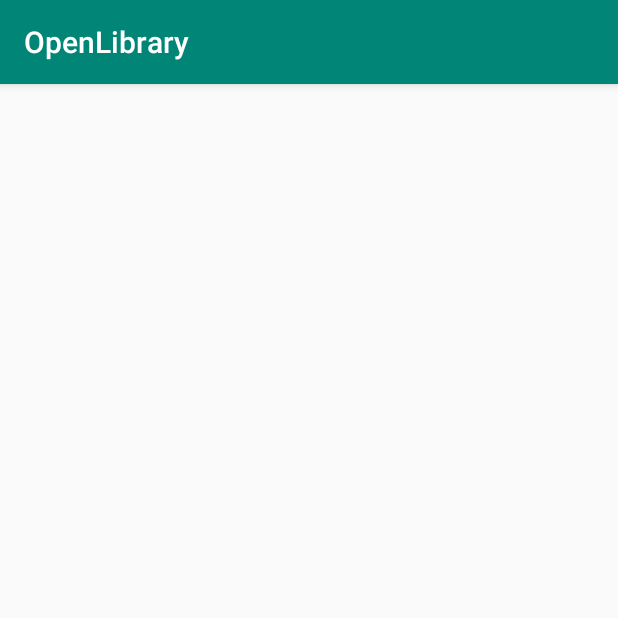
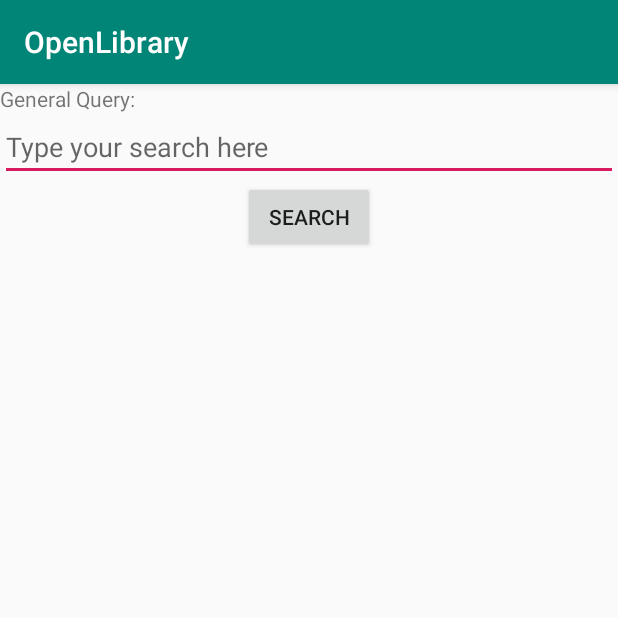
Before and after one commit to isaacurbina/openlibrary, an Android app: the screen it shows after launch (MainActivity), on a phone screen of 412 x 824 dp, the top half of it. Run offline under Robolectric (Android 15) with nearby library versions, the phone set to English and light mode, and no system bars; our stand-ins replace Dagger/Hilt's generated code, RxJava; 1 statement that could not run was skipped.

Commit message:
Added recyclerview to display the results and changes in livedata/viewmodel

```diff
--- a/app/build.gradle
+++ b/app/build.gradle
@@ -29,8 +29,13 @@ dependencies {
     implementation 'com.android.support.constraint:constraint-layout:1.1.3'
     implementation 'com.android.support:cardview-v7:28.0.0'
     implementation 'com.android.support:design:28.0.0'
+
+    // livedata and viewmodel
     implementation "android.arch.lifecycle:extensions:1.1.1"
     implementation "android.arch.lifecycle:viewmodel:1.1.1"
+
+    // recyclerview
+    implementation 'com.android.support:recyclerview-v7:28.0.0'
 
     // retrofit
     implementation('com.squareup.retrofit2:retrofit:2.4.0')
--- a/app/src/main/java/com/isaacurbna/openlibrary/OpenLibraryApplication.kt
+++ b/app/src/main/java/com/isaacurbna/openlibrary/OpenLibraryApplication.kt
@@ -1,9 +1,7 @@
 package com.isaacurbna.openlibrary
 
 import android.app.Application
-import android.util.Log
 import com.isaacurbna.openlibrary.di.dagger.AppComponent
-import com.isaacurbna.openlibrary.di.dagger.AppModule
 import com.isaacurbna.openlibrary.di.dagger.DaggerAppComponent
 
 class OpenLibraryApplication : Application() {
@@ -12,17 +10,11 @@ class OpenLibraryApplication : Application() {
         private const val TAG = "OpenLibraryApplication"
     }
 
+    // dagger component
     val component: AppComponent by lazy {
         DaggerAppComponent.builder()
                 .application(this)
                 .build()
     }
 
-    // region lifecycle
-    override fun onCreate() {
-        super.onCreate()
-        Log.i(TAG, "onCreate: ")
-    }
-    // endregion
-
 }
--- a/app/src/main/java/com/isaacurbna/openlibrary/view/MainActivity.kt
+++ b/app/src/main/java/com/isaacurbna/openlibrary/view/MainActivity.kt
@@ -4,16 +4,15 @@ import android.arch.lifecycle.Observer
 import android.arch.lifecycle.ViewModelProviders
 import android.os.Bundle
 import android.support.v7.app.AppCompatActivity
-import android.util.Log
-import android.widget.Toast
+import android.support.v7.widget.LinearLayoutManager
 import com.isaacurbna.openlibrary.OpenLibraryApplication
 import com.isaacurbna.openlibrary.R
+import com.isaacurbna.openlibrary.adapter.DocAdapter
 import com.isaacurbna.openlibrary.io.retrofit.WebInteractor
-import com.isaacurbna.openlibrary.model.APIResponse
 import com.isaacurbna.openlibrary.model.Doc
 import com.isaacurbna.openlibrary.viewmodel.MainActivityViewModel
-import io.reactivex.Observable
 import io.reactivex.disposables.Disposable
+import kotlinx.android.synthetic.main.activity_main.*
 import javax.inject.Inject
 
 class MainActivity : AppCompatActivity() {
@@ -25,6 +24,7 @@ class MainActivity : AppCompatActivity() {
     // region attributes & variables
     var disposable: Disposable? = null
     var docList: List<Doc?>? = null
+    lateinit var model: MainActivityViewModel
     // endregion
 
     // region dependencies
@@ -34,34 +34,19 @@ class MainActivity : AppCompatActivity() {
 
     // region lifecycle
     override fun onCreate(savedInstanceState: Bundle?) {
-        Log.i(TAG, "onCreate: ")
         super.onCreate(savedInstanceState)
         setContentView(R.layout.activity_main)
 
-        // inject dependencies
-        (applicationContext as OpenLibraryApplication)
-                .component
-                .inject(this)
+        injectDependencies()
 
-        // viewmodel
-        val model = ViewModelProviders
-                .of(this)
-                .get(MainActivityViewModel::class.java)
-        model.getDocList()
-                .observe(this, Observer<List<Doc?>> {
-                    updateUI(it)
-                })
-    }
+        setupViewModel()
 
-    override fun onResume() {
-        Log.i(TAG, "onResume: ")
-        super.onResume()
-        /*val observable = webInteractor.searchByTitle("Harry Potter")
-        handleResponse(observable)*/
+        setClickListeners()
+
+        setupRecyclerView()
     }
 
     override fun onPause() {
-        Log.i(TAG, "onPause: ")
         super.onPause()
         if (disposable != null && !disposable!!.isDisposed) {
             disposable!!.dispose()
@@ -70,35 +55,39 @@ class MainActivity : AppCompatActivity() {
     // endregion
 
     // region helper methods
-    private fun updateUI(newDocList: List<Doc?>?) {
-        Log.i(TAG, "updateUI: newDocList: " + newDocList)
-        docList = newDocList
+    private fun injectDependencies() {
+        // inject dependencies
+        (applicationContext as OpenLibraryApplication)
+                .component
+                .inject(this)
     }
 
-    private fun handleResponse(observable: Observable<APIResponse>?) {
-        Log.i(TAG, "handleResponse: ")
+    private fun setupViewModel() {
+        // viewmodel
+        model = ViewModelProviders
+                .of(this)
+                .get(MainActivityViewModel::class.java)
+    }
 
-        if (observable != null) {
-            disposable = observable.subscribe(
-                    { result -> showResult(result) },
-                    { error -> showError(error) }
-            )
-        } else {
-            Log.w(TAG, "observable is null")
+    private fun setClickListeners() {
+        searchButton.setOnClickListener {
+            // observer for viewmodel/livedata changes
+            model.getDocList(queryEditText.text.toString())
+                    .observe(this, Observer<List<Doc?>> {
+                        updateUI(it)
+                    })
         }
     }
 
-    private fun showResult(response: APIResponse) {
-        Log.i(TAG, "showResult: ")
-        Log.i(TAG, "showResult: response.numFound: " + response.numFound)
-        Log.i(TAG, "showResult: response.start: " + response.start)
-        Toast.makeText(this, "found " + response.numFound, Toast.LENGTH_LONG).show()
+    private fun updateUI(newDocList: List<Doc?>?) {
+        docList = newDocList
+        recyclerView.adapter = DocAdapter(docList, this)
+        recyclerView.invalidate()
     }
 
-    private fun showError(t: Throwable?) {
-        Log.i(TAG, "showError: ")
-        Log.e(TAG, "showError: received throwable -> ", t)
-        Toast.makeText(this, t!!.localizedMessage, Toast.LENGTH_LONG).show()
+    private fun setupRecyclerView() {
+        recyclerView.layoutManager = LinearLayoutManager(this)
+        recyclerView.adapter = DocAdapter(docList, this)
     }
     // endregion
 
--- a/app/src/main/res/layout/activity_main.xml
+++ b/app/src/main/res/layout/activity_main.xml
@@ -1,6 +1,44 @@
 <?xml version="1.0" encoding="utf-8"?>
-<LinearLayout xmlns:android="http://schemas.android.com/apk/res/android"
+<android.support.constraint.ConstraintLayout xmlns:android="http://schemas.android.com/apk/res/android"
+    xmlns:app="http://schemas.android.com/apk/res-auto"
+    xmlns:tools="http://schemas.android.com/tools"
     android:layout_width="match_parent"
-    android:layout_height="match_parent">
+    android:layout_height="match_parent"
+    tools:layout_editor_absoluteY="81dp">
 
-</LinearLayout>
+    <TextView
+        android:id="@+id/queryLabel"
+        android:layout_width="wrap_content"
+        android:layout_height="wrap_content"
+        android:text="@string/query_label" />
+
+    <EditText
+        android:id="@+id/queryEditText"
+        android:layout_width="match_parent"
+        android:layout_height="wrap_content"
+        android:hint="@string/query_hint"
+        android:importantForAutofill="no"
+        android:inputType="text"
+        android:labelFor="@id/queryLabel"
+        app:layout_constraintTop_toBottomOf="@+id/queryLabel"
+        tools:targetApi="o" />
+
+    <Button
+        android:id="@+id/searchButton"
+        android:layout_width="wrap_content"
+        android:layout_height="wrap_content"
+        android:text="@string/search_button_text"
+        app:layout_constraintEnd_toEndOf="parent"
+        app:layout_constraintStart_toStartOf="parent"
+        app:layout_constraintTop_toBottomOf="@+id/queryEditText" />
+
+    <android.support.v7.widget.RecyclerView
+        android:id="@+id/recyclerView"
+        android:layout_width="match_parent"
+        android:layout_height="wrap_content"
+        android:layout_marginTop="4dp"
+        android:scrollbars="vertical"
+        app:layout_constraintEnd_toEndOf="parent"
+        app:layout_constraintTop_toBottomOf="@+id/searchButton" />
+
+</android.support.constraint.ConstraintLayout>
--- a/app/src/main/res/values/strings.xml
+++ b/app/src/main/res/values/strings.xml
@@ -1,3 +1,6 @@
 <resources>
     <string name="app_name">OpenLibrary</string>
+    <string name="query_label">General Query:</string>
+    <string name="query_hint">Type your search here</string>
+    <string name="search_button_text">Search</string>
 </resources>
```
Also changed, not shown: app/src/main/java/com/isaacurbna/openlibrary/adapter/DocAdapter.kt (added, +43 -0 lines), app/src/main/java/com/isaacurbna/openlibrary/viewmodel/MainActivityViewModel.kt (+11 -7 lines), app/src/main/res/layout/doc_list_item.xml (added, +46 -0 lines), app/src/main/res/values/dimens.xml (added, +7 -0 lines).
